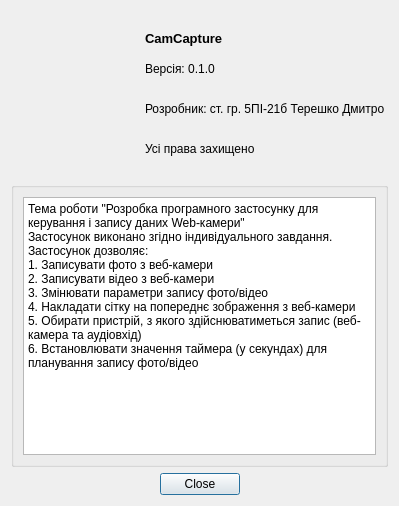
Old version of the form about.ui in the repository foxnukem/CamCapture.
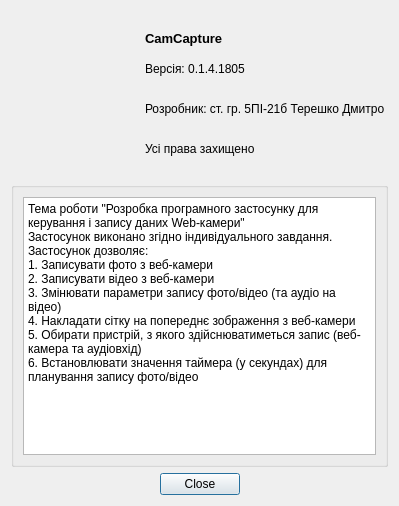
New version of the form. Icons and pictures are not drawn.

```diff
--- a/about.ui
+++ b/about.ui
@@ -106,7 +106,7 @@
          <item>
           <widget class="QLabel" name="labelVersion">
            <property name="text">
-            <string>Версія: 0.1.0</string>
+            <string>Версія: 0.1.4.1805</string>
            </property>
           </widget>
          </item>
@@ -188,7 +188,7 @@
 &lt;p style=&quot; margin-top:0px; margin-bottom:0px; margin-left:0px; margin-right:0px; -qt-block-indent:0; text-indent:0px;&quot;&gt;Застосунок дозволяє:&lt;/p&gt;
 &lt;p style=&quot; margin-top:0px; margin-bottom:0px; margin-left:0px; margin-right:0px; -qt-block-indent:0; text-indent:0px;&quot;&gt;1. Записувати фото з веб-камери&lt;/p&gt;
 &lt;p style=&quot; margin-top:0px; margin-bottom:0px; margin-left:0px; margin-right:0px; -qt-block-indent:0; text-indent:0px;&quot;&gt;2. Записувати відео з веб-камери&lt;/p&gt;
-&lt;p style=&quot; margin-top:0px; margin-bottom:0px; margin-left:0px; margin-right:0px; -qt-block-indent:0; text-indent:0px;&quot;&gt;3. Змінювати параметри запису фото/відео&lt;/p&gt;
+&lt;p style=&quot; margin-top:0px; margin-bottom:0px; margin-left:0px; margin-right:0px; -qt-block-indent:0; text-indent:0px;&quot;&gt;3. Змінювати параметри запису фото/відео (та аудіо на відео)&lt;/p&gt;
 &lt;p style=&quot; margin-top:0px; margin-bottom:0px; margin-left:0px; margin-right:0px; -qt-block-indent:0; text-indent:0px;&quot;&gt;4. Накладати сітку на попереднє зображення з веб-камери&lt;/p&gt;
 &lt;p style=&quot; margin-top:0px; margin-bottom:0px; margin-left:0px; margin-right:0px; -qt-block-indent:0; text-indent:0px;&quot;&gt;5. Обирати пристрій, з якого здійснюватиметься запис (веб-камера та аудіовхід)&lt;/p&gt;
 &lt;p style=&quot; margin-top:0px; margin-bottom:0px; margin-left:0px; margin-right:0px; -qt-block-indent:0; text-indent:0px;&quot;&gt;6. Встановлювати значення таймера (у секундах) для планування запису фото/відео&lt;/p&gt;&lt;/body&gt;&lt;/html&gt;</string>
```
